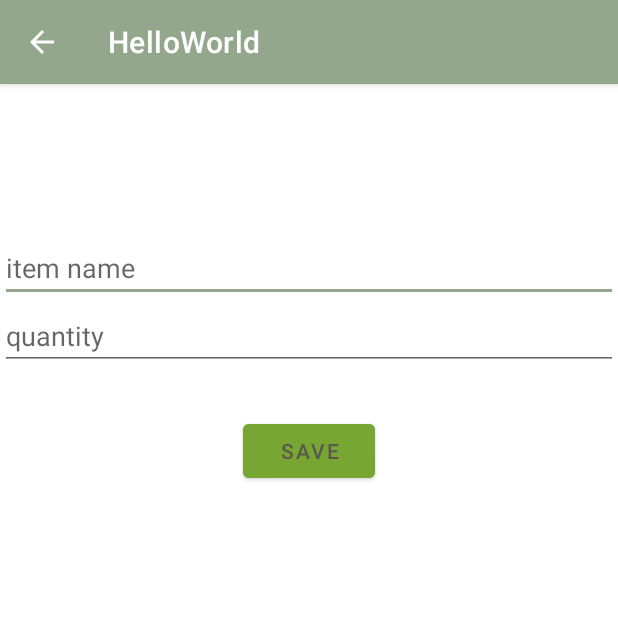
After one commit to izarorubio/HelloWorld, an Android app: the AddShopItemActivity screen opened directly, with no data from a screen before it, on a phone screen of 412 x 824 dp, the top half of it. The commit adds this screen. Run offline under Robolectric (Android 15) with nearby library versions, the phone set to English and light mode, and no system bars.

Commit message:
Agregar floatingButtom para añadir items a la lista (lista actualizable)

```diff
--- /dev/null
+++ b/app/src/main/java/izaro/rubio/helloworld/listPackage/AddShopItemActivity.kt
@@ -0,0 +1,52 @@
+package izaro.rubio.helloworld.listPackage
+
+import android.content.Context
+import android.content.Intent
+import android.os.Bundle
+import androidx.activity.enableEdgeToEdge
+import androidx.appcompat.app.AppCompatActivity
+import androidx.core.view.ViewCompat
+import androidx.core.view.WindowInsetsCompat
+import izaro.rubio.helloworld.ListActivity
+import izaro.rubio.helloworld.R
+import izaro.rubio.helloworld.databinding.ActivityAddShopItemBinding
+import izaro.rubio.helloworld.databinding.ActivityListItemBinding
+
+class AddShopItemActivity : AppCompatActivity() {
+    private lateinit var binding: ActivityAddShopItemBinding
+
+    override fun onCreate(savedInstanceState: Bundle?) {
+        super.onCreate(savedInstanceState)
+        enableEdgeToEdge()
+
+        binding = ActivityAddShopItemBinding.inflate(layoutInflater)
+        setContentView(binding.main)
+
+        ViewCompat.setOnApplyWindowInsetsListener(findViewById(R.id.main)) { v, insets ->
+            val systemBars = insets.getInsets(WindowInsetsCompat.Type.systemBars())
+            v.setPadding(systemBars.left, systemBars.top, systemBars.right, systemBars.bottom)
+            insets
+        }
+
+        // Configura un listener para guardar los datos
+        binding.saveButton.setOnClickListener {
+            val name = binding.itemNameEditText.text.toString()
+            val quantity = binding.itemQuantityEditText.text.toString().toIntOrNull() ?: 0
+
+            val shopItem = ShopItem(name, quantity)
+
+            // Crear un intent con el resultado (para devolverlo)
+            val resultIntent = Intent() // Crear un intent
+            resultIntent.putExtra("SHOP_ITEM_KEY", shopItem) //Guarda como extra el resultado
+            setResult(RESULT_OK, resultIntent) //Indicamos que ha ido bien
+            finish() // Finalizar Activity
+        }
+    }
+
+    companion object {
+        fun getCallingIntent(context: Context): Intent {
+            return Intent(context, AddShopItemActivity::class.java)
+        }
+    }
+
+}
--- /dev/null
+++ b/app/src/main/res/layout/activity_add_shop_item.xml
@@ -0,0 +1,38 @@
+<?xml version="1.0" encoding="utf-8"?>
+<androidx.constraintlayout.widget.ConstraintLayout xmlns:android="http://schemas.android.com/apk/res/android"
+    xmlns:app="http://schemas.android.com/apk/res-auto"
+    xmlns:tools="http://schemas.android.com/tools"
+    android:id="@+id/main"
+    android:layout_width="match_parent"
+    android:layout_height="match_parent"
+    tools:context=".listPackage.AddShopItemActivity">
+
+    <EditText
+        android:id="@+id/item_name_editText"
+        android:layout_width="match_parent"
+        android:layout_height="wrap_content"
+        app:layout_constraintTop_toTopOf="parent"
+        android:layout_marginTop= "100sp"
+        android:hint="item name"
+        android:inputType="textMultiLine"/>
+
+    <EditText
+        android:id="@+id/item_quantity_editText"
+        android:layout_width="match_parent"
+        android:layout_height="wrap_content"
+        app:layout_constraintTop_toBottomOf="@id/item_name_editText"
+        android:hint="quantity"
+        android:inputType="textMultiLine"/>
+
+    <Button
+        android:id="@+id/save_button"
+        android:layout_width="wrap_content"
+        android:layout_height="wrap_content"
+        app:layout_constraintTop_toBottomOf="@id/item_quantity_editText"
+        app:layout_constraintRight_toRightOf="parent"
+        app:layout_constraintLeft_toLeftOf="parent"
+        android:layout_marginTop="30sp"
+        android:backgroundTint="#77A632"
+        android:text="SAVE"/>
+
+</androidx.constraintlayout.widget.ConstraintLayout>
```
Also changed, not shown: app/src/main/AndroidManifest.xml (+8 -2 lines), app/src/main/java/izaro/rubio/helloworld/ListActivity.kt (+28 -4 lines), app/src/main/java/izaro/rubio/helloworld/listPackage/CustomAdapter.kt (+7 -1 lines), app/src/main/res/layout/activity_list.xml (+9 -0 lines).
